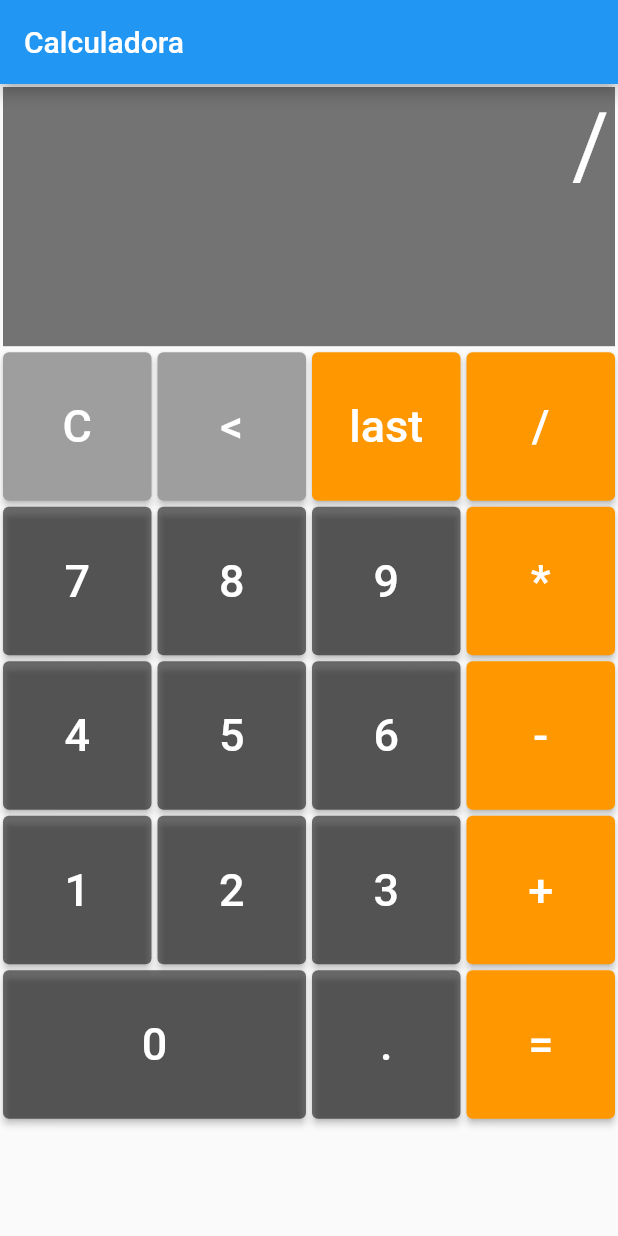
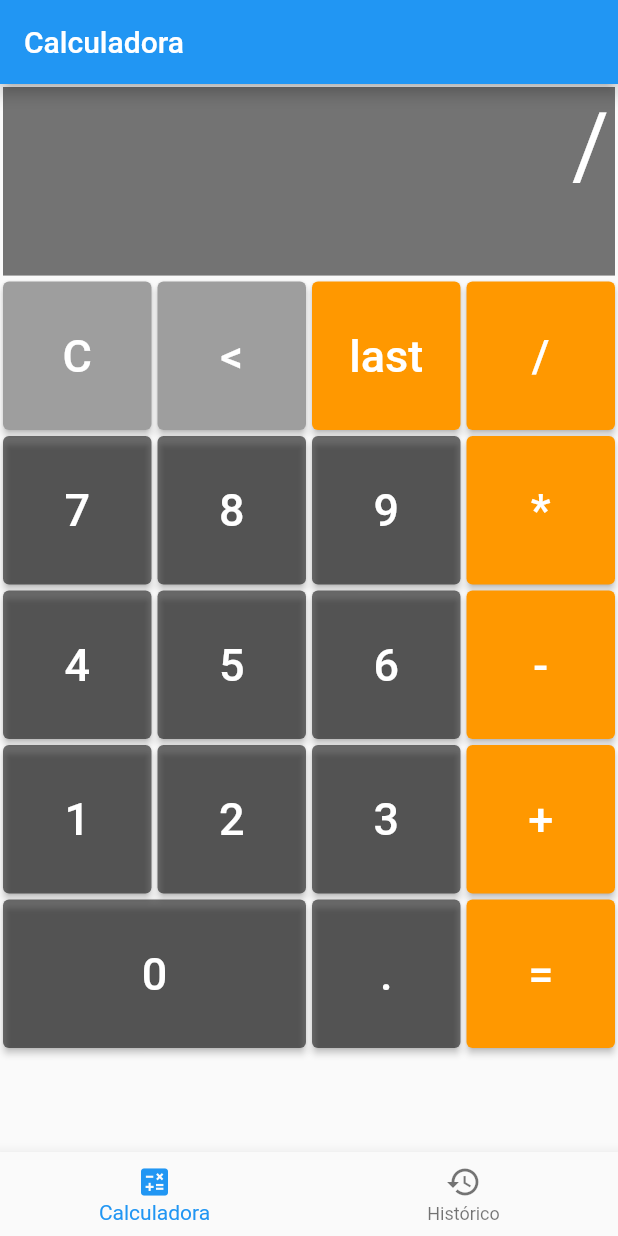
Before and after one commit to ULHT-CM-2021-22/FCalculator, a Flutter app: the screen it shows after launch, after a tap on an icon or button, on a phone screen of 412 x 824 dp. Run offline on Flutter 3.47's test engine with Material 2 defaults, Android fonts, the phone set to English and light mode, and no system bars; our stand-ins replace equatable; missing offline and left inert: expressions.

```diff
--- a/lib/main.dart
+++ b/lib/main.dart
@@ -1,4 +1,5 @@
 import 'package:f_calculator/screens/calculator_screen.dart';
+import 'package:f_calculator/screens/main_screen.dart';
 import 'package:flutter/material.dart';
 
 void main() {
@@ -13,7 +14,22 @@ class MyApp extends StatelessWidget {
       theme: ThemeData(
         primarySwatch: Colors.blue,
       ),
-      home: CalculatorScreen(title: 'Calculadora'),
+      home: MainScreen(
+        screens: [
+          CalculatorScreen(title: 'Calculadora'),
+          CalculatorScreen(title: 'Histórico')
+        ],
+        items: [
+          BottomNavigationBarItem(
+            icon: Icon(Icons.calculate),
+            label: "Calculadora"
+          ),
+          BottomNavigationBarItem(
+            icon: Icon(Icons.history),
+            label: "Histórico"
+          ),
+        ],
+      ),
     );
   }
 }
--- /dev/null
+++ b/lib/screens/main_screen.dart
@@ -0,0 +1,37 @@
+import 'package:flutter/material.dart';
+
+class MainScreen extends StatefulWidget {
+
+  final List<Widget> screens;
+  final List<BottomNavigationBarItem> items;
+
+  const MainScreen({Key? key, required this.screens, required this.items}) : super (key: key);
+
+  @override
+  State<MainScreen> createState() => _MainScreenState();
+
+}
+
+class _MainScreenState extends State<MainScreen> {
+
+  int _pageIndex = 0;
+
+  void _onTapped(int newPageIndex) {
+    setState(() {
+      _pageIndex = newPageIndex;
+    });
+  }
+
+  @override
+  Widget build(BuildContext context) {
+    return Scaffold(
+      body: widget.screens[_pageIndex],
+      bottomNavigationBar: BottomNavigationBar(
+        currentIndex: _pageIndex,
+        onTap: _onTapped,
+        items: widget.items,
+      ),
+    );
+  }
+
+}
--- a/lib/widgets/button.dart
+++ b/lib/widgets/button.dart
@@ -7,12 +7,11 @@ class Button extends StatelessWidget {
   final Color color;
 
   Button({
-    Key? key,
     required this.text,
     required this.onPressed,
     this.horizontalDouble = false,
     this.color = Colors.black54,
-  }) : super(key: key);
+  });
 
   @override
   Widget build(BuildContext context) {
--- a/lib/widgets/display.dart
+++ b/lib/widgets/display.dart
@@ -18,7 +18,7 @@ class Display extends StatelessWidget {
             alignment: Alignment.centerRight,
             child: Container(
               margin: EdgeInsets.all(4.0),
-              height: MediaQuery.of(context).size.height / 5,
+              height: MediaQuery.of(context).size.height / 7,
               child: Text(
                 content,
                 style: TextStyle(
```
